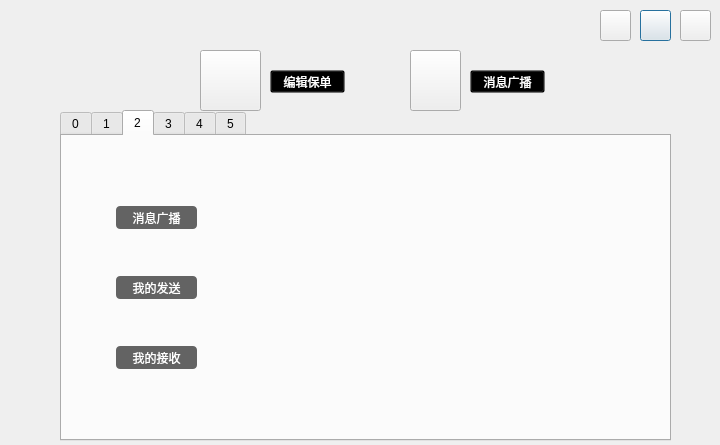
Old version of the form selleroper.ui in the repository xurongchen/CIP.
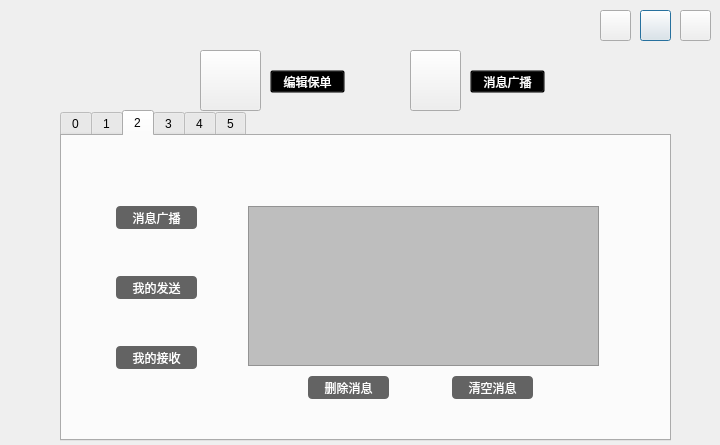
New version of the form. The open tabs and pages were chosen to show the change. Icons and pictures are not drawn.

The edit to the form file:
```diff
--- a/selleroper.ui
+++ b/selleroper.ui
@@ -632,6 +632,64 @@
       <string>我的接收</string>
      </property>
     </widget>
+    <widget class="QPushButton" name="PBSendDel">
+     <property name="geometry">
+      <rect>
+       <x>246</x>
+       <y>240</y>
+       <width>81</width>
+       <height>23</height>
+      </rect>
+     </property>
+     <property name="styleSheet">
+      <string notr="true">#PBSendDel{color: rgb(255, 255, 255);
+background-color: rgb(99, 99, 99);
+font: 75 13pt &quot;微软雅黑&quot;;
+border-radius:4px;
+outline: none}
+#PBSendDel:hover{background-color: rgb(135, 135, 135);}
+#PBSendDel:pressed{background-color: rgb(99, 99, 99);}</string>
+     </property>
+     <property name="text">
+      <string>删除消息</string>
+     </property>
+    </widget>
+    <widget class="QTableView" name="TVSend">
+     <property name="geometry">
+      <rect>
+       <x>186</x>
+       <y>70</y>
+       <width>351</width>
+       <height>160</height>
+      </rect>
+     </property>
+     <property name="styleSheet">
+      <string notr="true">background-color: rgb(190, 190, 190);
+alternate-background-color: rgb(0, 255, 0);</string>
+     </property>
+    </widget>
+    <widget class="QPushButton" name="PBSendClear">
+     <property name="geometry">
+      <rect>
+       <x>390</x>
+       <y>240</y>
+       <width>81</width>
+       <height>23</height>
+      </rect>
+     </property>
+     <property name="styleSheet">
+      <string notr="true">#PBSendClear{color: rgb(255, 255, 255);
+background-color: rgb(99, 99, 99);
+font: 75 13pt &quot;微软雅黑&quot;;
+border-radius:4px;
+outline: none}
+#PBSendClear:hover{background-color: rgb(135, 135, 135);}
+#PBSendClear:pressed{background-color: rgb(99, 99, 99);}</string>
+     </property>
+     <property name="text">
+      <string>清空消息</string>
+     </property>
+    </widget>
    </widget>
    <widget class="QWidget" name="tab_4">
     <attribute name="title">
```
Left out of the diff: 59 changed lines with no effect on the pictures.
